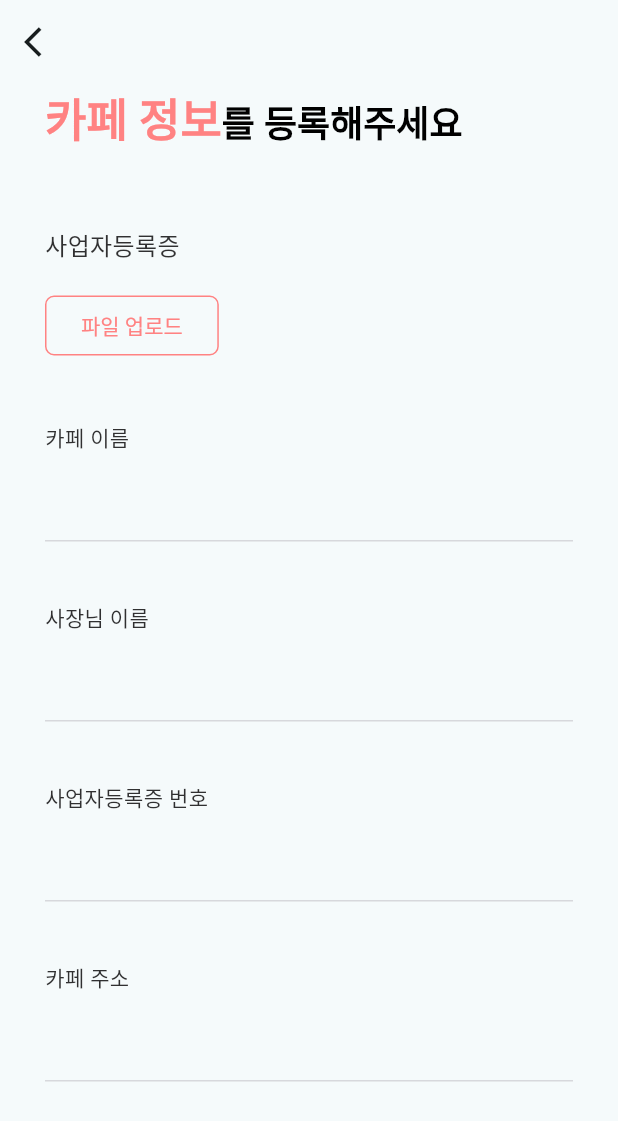
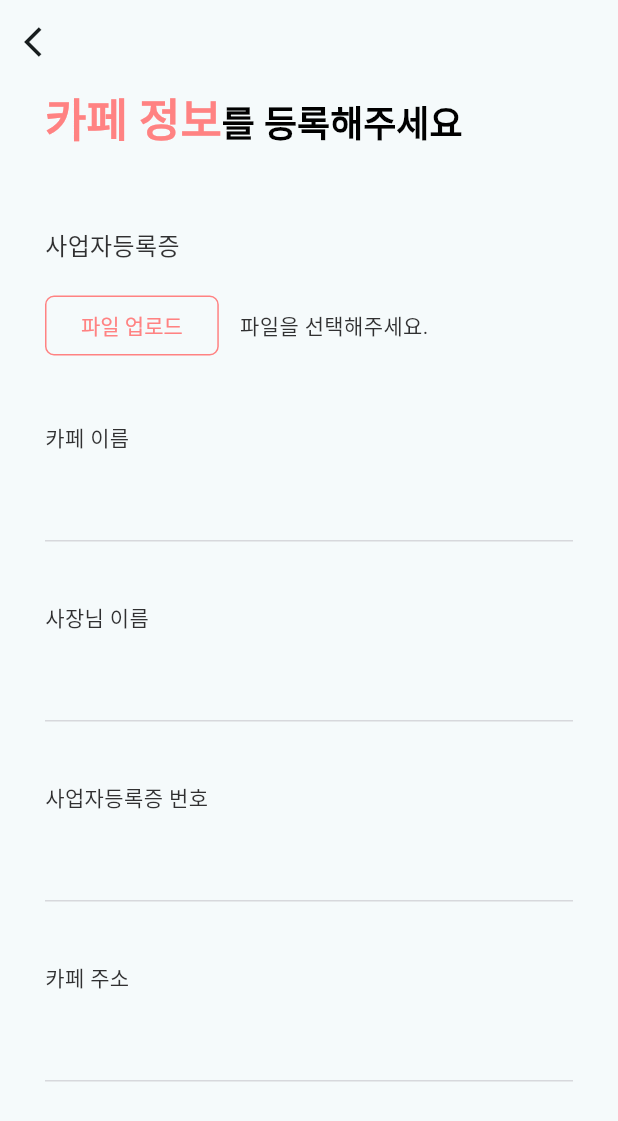
Before and after one commit to BirthdayCafe/Birca_Android, a Flutter app: the OnboardingCafeOwnerView screen opened directly, after a tap on "파일 업로드", on a phone screen of 412 x 824 dp. Shown: the top 1121 px of the screen. Run offline on Flutter 3.47's test engine with Material 3 defaults, Android fonts, the phone set to English and light mode, and no system bars; our stand-ins replace file_picker, flutter_svg; missing offline and left inert: kakao_flutter_sdk; Roboto replaces fonts that are missing (PretendardBold, PretendardMedium).

Commit message:
Feat. 사업자등록증 가져오기 구현

```diff
--- a/lib/view/onboarding/onboardingView.dart
+++ b/lib/view/onboarding/onboardingView.dart
@@ -1,4 +1,5 @@
 import 'package:birca/assets/designSystem/button.dart';
+import 'package:file_picker/file_picker.dart';
 import 'package:flutter/material.dart';
 import 'package:flutter_svg/flutter_svg.dart';
 import '../../assets/colors/mainColors.dart';
@@ -170,6 +171,27 @@ class OnboardingCafeOwnerView extends StatefulWidget {
 }
 
 class _OnboardingCafeOwnerView extends State<OnboardingCafeOwnerView> {
+  String? _filePath;
+
+  String? _fileName;
+
+  Future<void> _pickFile() async {
+    FilePickerResult? result = await FilePicker.platform.pickFiles(
+      type: FileType.custom,
+      allowedExtensions: ['jpg', 'png', 'pdf'],
+    );
+
+    if (result != null) {
+      setState(() {
+        _filePath = result.files.single.path;
+        _fileName = result.files.single.name;
+      });
+    } else {
+      // 사용자가 선택을 취소한 경우
+      print("파일 선택이 취소되었습니다.");
+    }
+  }
+
   @override
   Widget build(BuildContext context) {
     return Scaffold(
@@ -217,8 +239,12 @@ class _OnboardingCafeOwnerView extends State<OnboardingCafeOwnerView> {
               const SizedBox(
                 height: 18,
               ),
+              Row(
+                children: [
                   OutlinedButton(
-                onPressed: () {},
+                    onPressed: () {
+                      _pickFile();
+                    },
                     style: OutlinedButton.styleFrom(
                         textStyle: const TextStyle(
                             fontFamily: 'PretendardMedium', fontSize: 14),
@@ -229,6 +255,20 @@ class _OnboardingCafeOwnerView extends State<OnboardingCafeOwnerView> {
                     child: const Text(
                       '파일 업로드',
                     ),
+                  ),
+                  SizedBox(
+                    width: 14,
+                  ),
+                  _fileName != null
+                      ? Expanded(child: SingleChildScrollView(
+                    scrollDirection: Axis.horizontal,
+                    child: Text(
+                      "$_fileName",
+                      maxLines: 1,
+                    ),
+                  ))
+                      : Text("파일을 선택해주세요."),
+                ],
               ),
               const SizedBox(height: 40),
               const Text(
@@ -685,12 +725,12 @@ class _OnboardingFanHostView extends State<OnboardingFanHostView> {
               ),
               Container(
                   alignment: Alignment.center,
-                  child: BircaFilledButton(
+                  child: const BircaFilledButton(
                       text: '버카 시작하기',
                       color: Color(0xffbfc0c4),
                       width: 300,
                       height: 46)),
-              SizedBox(
+              const SizedBox(
                 height: 100,
               )
             ],
```
Lines whose indentation alone changed are shown as unchanged.
